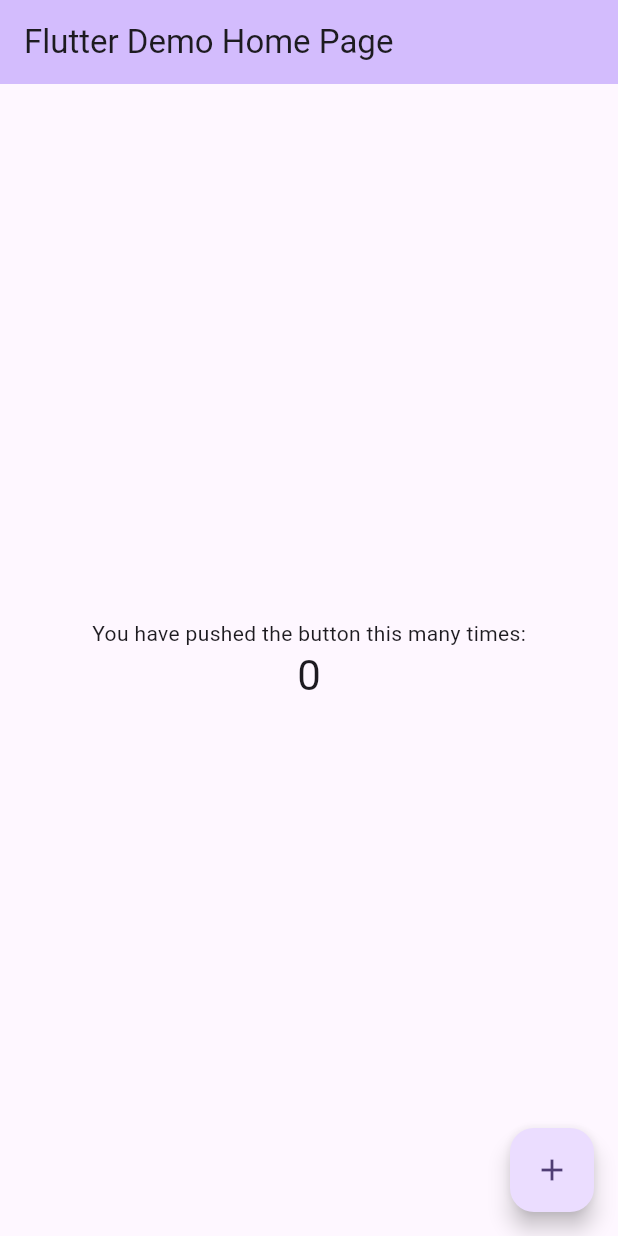
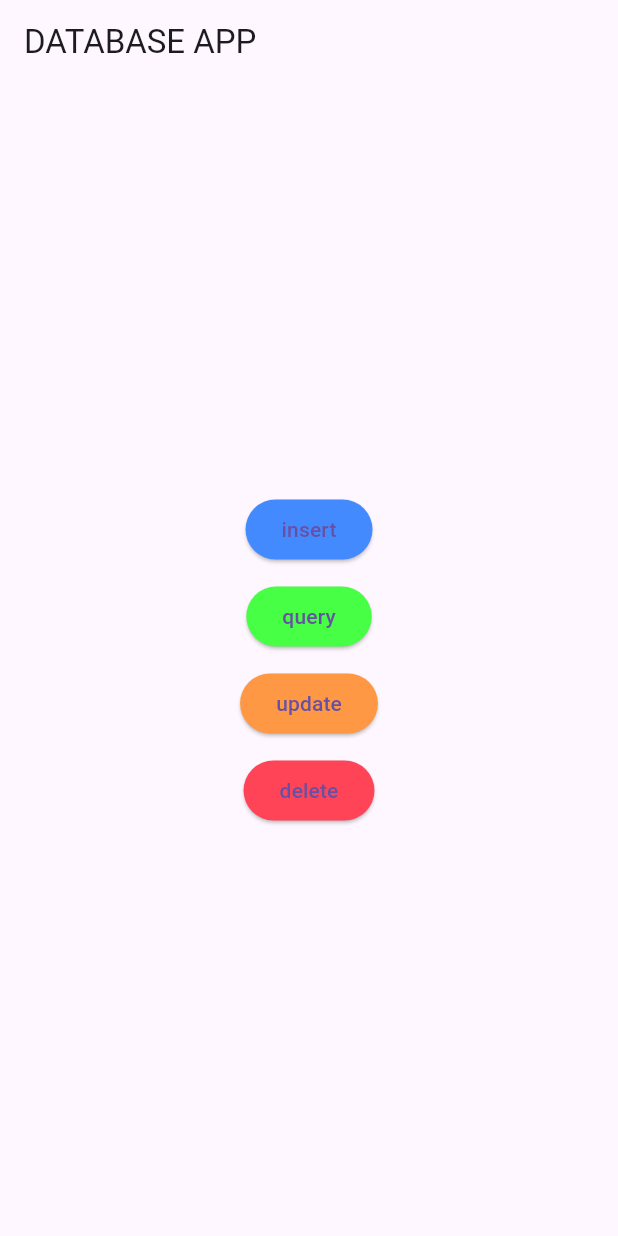
Before and after one commit to pjasmat/act10, a Flutter app: the screen it shows after launch, on a phone screen of 412 x 824 dp. Run offline on Flutter 3.47's test engine with Material 3 defaults, Android fonts, the phone set to English and light mode, and no system bars; our stand-ins replace sqflite; accounts and stored records are empty.

Commit message:
comlplated sqlit with flutter

```diff
--- /dev/null
+++ b/lib/database/database_helper.dart
@@ -0,0 +1,82 @@
+import 'package:path/path.dart';
+import 'package:sqflite/sqflite.dart';
+import 'package:path_provider/path_provider.dart';
+
+class DatabaseHelper {
+  static const _databaseName = "MyDatabase.db";
+  static const _databaseVersion = 1;
+
+  static const table = 'my_table';
+
+  static const columnId = '_id';
+  static const columnName = 'name';
+  static const columnAge = 'age';
+
+  late Database _db;
+
+  // this opens the database (and creates it if it doesn't exist)
+  Future<void> init() async {
+    final documentsDirectory = await getApplicationDocumentsDirectory();
+    final path = join(documentsDirectory.path, _databaseName);
+    _db = await openDatabase(
+      path,
+      version: _databaseVersion,
+      onCreate: _onCreate,
+    );
+  }
+
+  // SQL code to create the database table
+  Future _onCreate(Database db, int version) async {
+    await db.execute('''
+          CREATE TABLE $table (
+            $columnId INTEGER PRIMARY KEY,
+            $columnName TEXT NOT NULL,
+            $columnAge INTEGER NOT NULL
+          )
+          ''');
+  }
+
+  // Helper methods
+
+  // Inserts a row in the database where each key in the Map is a column name
+  // and the value is the column value. The return value is the id of the
+  // inserted row.
+  Future<int> insert(Map<String, dynamic> row) async {
+    return await _db.insert(table, row);
+  }
+
+  // All of the rows are returned as a list of maps, where each map is
+  // a key-value list of columns.
+  Future<List<Map<String, dynamic>>> queryAllRows() async {
+    return await _db.query(table);
+  }
+
+  // All of the methods (insert, query, update, delete) can also be done using
+  // raw SQL commands. This method uses a raw query to give the row count.
+  Future<int> queryRowCount() async {
+    final results = await _db.rawQuery('SELECT COUNT(*) FROM $table');
+    return Sqflite.firstIntValue(results) ?? 0;
+  }
+
+  // We are assuming here that the id column in the map is set. The other
+  // column values will be used to update the row.
+  Future<int> update(Map<String, dynamic> row) async {
+    int id = row[columnId];
+    return await _db.update(
+      table,
+      row,
+      where: '$columnId = ?',
+      whereArgs: [id],
+    );
+  }
+
+  // Deletes the row specified by the id. The number of affected rows is
+  // returned. This should be 1 as long as the row exists.
+  Future<int> delete(int id) async {
+    return await _db.delete(
+      table,
+      where: '$columnId = ?',
+      whereArgs: [id],
+    );
+  }
+}
--- a/lib/main.dart
+++ b/lib/main.dart
@@ -1,122 +1,110 @@
 import 'package:flutter/material.dart';
+import 'database/database_helper.dart';
 
-void main() {
+// Here we are using a global variable. You can use something like
+// get_it in a production app.
+final dbHelper = DatabaseHelper();
+
+Future<void> main() async {
+  WidgetsFlutterBinding.ensureInitialized();
+  // initialize the database
+  await dbHelper.init();
   runApp(const MyApp());
 }
 
 class MyApp extends StatelessWidget {
   const MyApp({super.key});
 
-  // This widget is the root of your application.
   @override
   Widget build(BuildContext context) {
     return MaterialApp(
-      title: 'Flutter Demo',
+      title: 'SQFlite Demo',
       theme: ThemeData(
-        // This is the theme of your application.
-        //
-        // TRY THIS: Try running your application with "flutter run". You'll see
-        // the application has a purple toolbar. Then, without quitting the app,
-        // try changing the seedColor in the colorScheme below to Colors.green
-        // and then invoke "hot reload" (save your changes or press the "hot
-        // reload" button in a Flutter-supported IDE, or press "r" if you used
-        // the command line to start the app).
-        //
-        // Notice that the counter didn't reset back to zero; the application
-        // state is not lost during the reload. To reset the state, use hot
-        // restart instead.
-        //
-        // This works for code too, not just values: Most code changes can be
-        // tested with just a hot reload.
-        colorScheme: ColorScheme.fromSeed(seedColor: Colors.deepPurple),
+        primarySwatch: Colors.blue,
       ),
-      home: const MyHomePage(title: 'Flutter Demo Home Page'),
+      home: const MyHomePage(),
     );
   }
 }
 
-class MyHomePage extends StatefulWidget {
-  const MyHomePage({super.key, required this.title});
+class MyHomePage extends StatelessWidget {
+  const MyHomePage({super.key});
 
-  // This widget is the home page of your application. It is stateful, meaning
-  // that it has a State object (defined below) that contains fields that affect
-  // how it looks.
-
-  // This class is the configuration for the state. It holds the values (in this
-  // case the title) provided by the parent (in this case the App widget) and
-  // used by the build method of the State. Fields in a Widget subclass are
-  // always marked "final".
-
-  final String title;
-
-  @override
-  State<MyHomePage> createState() => _MyHomePageState();
-}
-
-class _MyHomePageState extends State<MyHomePage> {
-  int _counter = 0;
-
-  void _incrementCounter() {
-    setState(() {
-      // This call to setState tells the Flutter framework that something has
-      // changed in this State, which causes it to rerun the build method below
-      // so that the display can reflect the updated values. If we changed
-      // _counter without calling setState(), then the build method would not be
-      // called again, and so nothing would appear to happen.
-      _counter++;
-    });
-  }
-
+  // homepage layout
   @override
   Widget build(BuildContext context) {
-    // This method is rerun every time setState is called, for instance as done
-    // by the _incrementCounter method above.
-    //
-    // The Flutter framework has been optimized to make rerunning build methods
-    // fast, so that you can just rebuild anything that needs updating rather
-    // than having to individually change instances of widgets.
     return Scaffold(
       appBar: AppBar(
-        // TRY THIS: Try changing the color here to a specific color (to
-        // Colors.amber, perhaps?) and trigger a hot reload to see the AppBar
-        // change color while the other colors stay the same.
-        backgroundColor: Theme.of(context).colorScheme.inversePrimary,
-        // Here we take the value from the MyHomePage object that was created by
-        // the App.build method, and use it to set our appbar title.
-        title: Text(widget.title),
+        title: const Text('DATABASE APP'),
       ),
       body: Center(
-        // Center is a layout widget. It takes a single child and positions it
-        // in the middle of the parent.
         child: Column(
-          // Column is also a layout widget. It takes a list of children and
-          // arranges them vertically. By default, it sizes itself to fit its
-          // children horizontally, and tries to be as tall as its parent.
-          //
-          // Column has various properties to control how it sizes itself and
-          // how it positions its children. Here we use mainAxisAlignment to
-          // center the children vertically; the main axis here is the vertical
-          // axis because Columns are vertical (the cross axis would be
-          // horizontal).
-          //
-          // TRY THIS: Invoke "debug painting" (choose the "Toggle Debug Paint"
-          // action in the IDE, or press "p" in the console), to see the
-          // wireframe for each widget.
           mainAxisAlignment: MainAxisAlignment.center,
           children: <Widget>[
-            const Text('You have pushed the button this many times:'),
-            Text(
-              '$_counter',
-              style: Theme.of(context).textTheme.headlineMedium,
+            ElevatedButton(
+              style: ElevatedButton.styleFrom(backgroundColor: Colors.blueAccent),
+              onPressed: _insert,
+              child: const Text('insert'),
+            ),
+            const SizedBox(height: 10),
+            ElevatedButton(
+              style: ElevatedButton.styleFrom(backgroundColor: const Color.fromARGB(255, 71, 255, 68)),
+              onPressed: _query,
+              child: const Text('query'),
+            ),
+            const SizedBox(height: 10),
+            ElevatedButton(
+              style: ElevatedButton.styleFrom(backgroundColor: const Color.fromARGB(255, 255, 152, 68)),
+              onPressed: _update,
+              child: const Text('update'),
+            ),
+            const SizedBox(height: 10),
+            ElevatedButton(
+              style: ElevatedButton.styleFrom(backgroundColor: const Color.fromARGB(255, 255, 68, 87)),
+              onPressed: _delete,
+              child: const Text('delete'),
             ),
           ],
         ),
       ),
-      floatingActionButton: FloatingActionButton(
-        onPressed: _incrementCounter,
-        tooltip: 'Increment',
-        child: const Icon(Icons.add),
-      ), // This trailing comma makes auto-formatting nicer for build methods.
     );
   }
+
+  // Button onPressed methods
+
+  void _insert() async {
+    // row to insert
+    Map<String, dynamic> row = {
+      DatabaseHelper.columnName: 'Bob',
+      DatabaseHelper.columnAge: 23
+    };
+    final id = await dbHelper.insert(row);
+    debugPrint('inserted row id: $id');
+  }
+
+  void _query() async {
+    final allRows = await dbHelper.queryAllRows();
+    debugPrint('query all rows:');
+    for (final row in allRows) {
+      debugPrint(row.toString());
+    }
+  }
+
+  void _update() async {
+    // row to update
+    Map<String, dynamic> row = {
+      DatabaseHelper.columnId: 1,
+      DatabaseHelper.columnName: 'Mary',
+      DatabaseHelper.columnAge: 32
+    };
+    final rowsAffected = await dbHelper.update(row);
+    debugPrint('updated $rowsAffected row(s)');
+  }
+
+  void _delete() async {
+    // Assuming that the number of rows is the id for the last row.
+    final id = await dbHelper.queryRowCount();
+    final rowsDeleted = await dbHelper.delete(id);
+    debugPrint('deleted $rowsDeleted row(s): row $id');
+  }
 }
--- a/pubspec.yaml
+++ b/pubspec.yaml
@@ -30,6 +30,11 @@ environment:
 dependencies:
   flutter:
     sdk: flutter
+  sqflite: ^2.3.0  # SQLite for Flutter
+  path: ^1.8.0     # Handles file paths
+  path_provider: ^2.0.11
+
+
 
   # The following adds the Cupertino Icons font to your application.
   # Use with the CupertinoIcons class for iOS style icons.
```
Also changed, not shown: lib/database/models/item.dart (added, +23 -0 lines), pubspec.lock, 1 other file.
